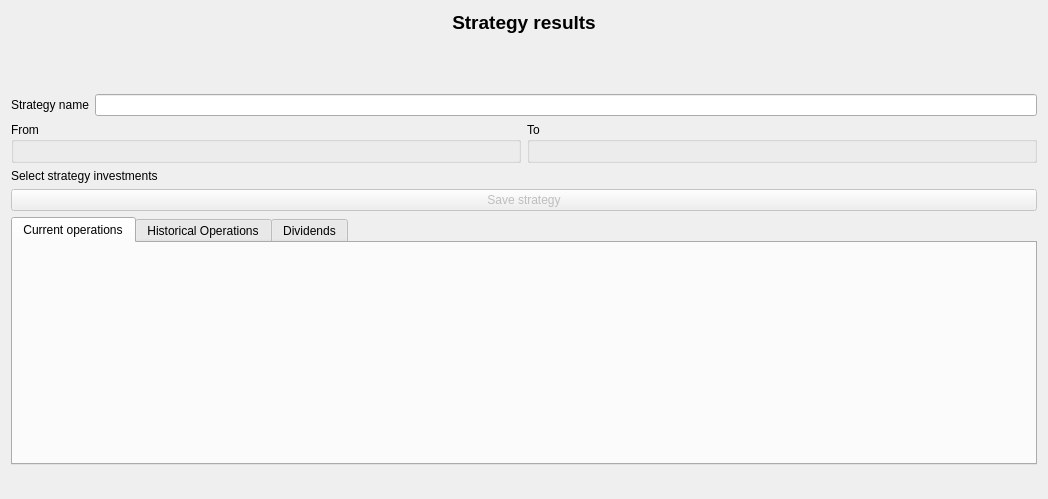
Old version of the form xulpymoney/ui/wdgStrategyResultsAdd.ui in the repository turulomio/xulpymoney.
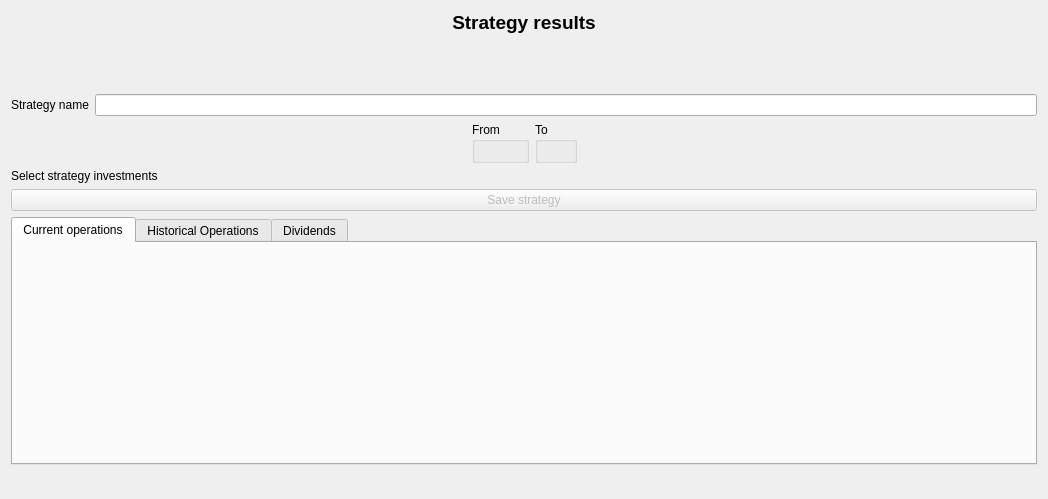
New version of the form. Icons and pictures are not drawn. Custom widgets are drawn as their Qt base class.

The edit to the form file:
```diff
--- a/xulpymoney/ui/wdgStrategyResultsAdd.ui
+++ b/xulpymoney/ui/wdgStrategyResultsAdd.ui
@@ -110,6 +110,19 @@
      </item>
      <item>
       <layout class="QHBoxLayout" name="horizontalLayout_2">
+       <item>
+        <spacer name="horizontalSpacer_3">
+         <property name="orientation">
+          <enum>Qt::Horizontal</enum>
+         </property>
+         <property name="sizeHint" stdset="0">
+          <size>
+           <width>40</width>
+           <height>20</height>
+          </size>
+         </property>
+        </spacer>
+       </item>
        <item>
         <widget class="QGroupBox" name="groupBox">
          <property name="title">
@@ -134,6 +147,19 @@
          </layout>
         </widget>
        </item>
+       <item>
+        <spacer name="horizontalSpacer_4">
+         <property name="orientation">
+          <enum>Qt::Horizontal</enum>
+         </property>
+         <property name="sizeHint" stdset="0">
+          <size>
+           <width>40</width>
+           <height>20</height>
+          </size>
+         </property>
+        </spacer>
+       </item>
       </layout>
      </item>
      <item>
```
